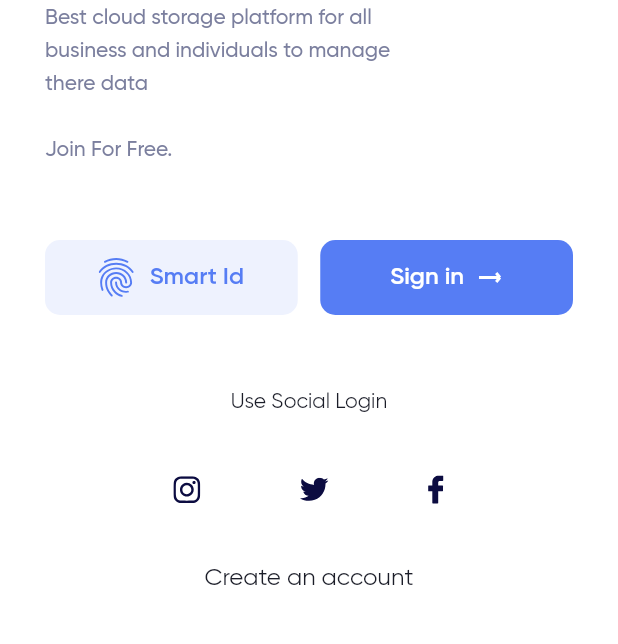
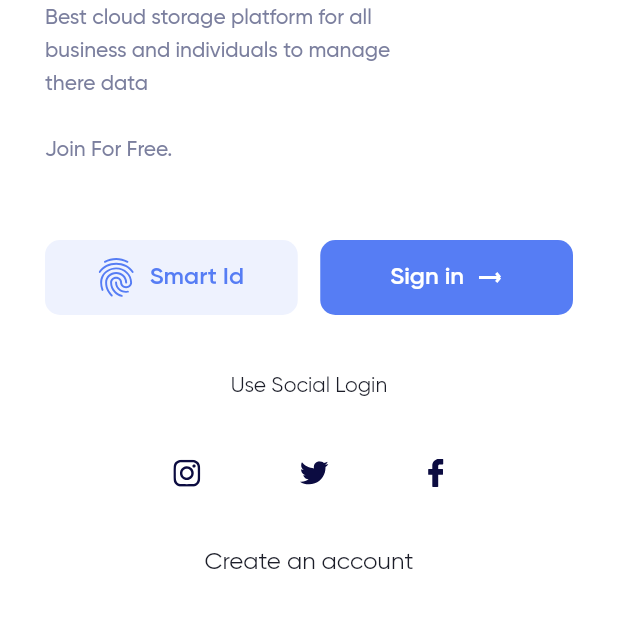
Before and after one commit to cmrnrbs/drive_app, a Flutter app: the screen it shows after launch, on a phone screen of 412 x 824 dp, the part 570-1214 px from its top. Run offline on Flutter 3.47's test engine with Material 2 defaults, Android fonts, the phone set to English and light mode, and no system bars; our stand-ins replace fl_chart, flutter_svg.

Commit message:
fixing for ios devices

```diff
--- a/lib/pages/home.dart
+++ b/lib/pages/home.dart
@@ -82,8 +82,8 @@ class _HomeScreenState extends State<HomeScreen> with TickerProviderStateMixin {
     // TODO: implement initState
     super.initState();
 
-    animationController = AnimationController(
-        vsync: this, duration: const Duration(milliseconds: 300));
+    animationController =
+        AnimationController(vsync:this,duration: const Duration(milliseconds: 300));
     animation = Tween<double>(
             begin: -1 * MediaQuery.of(widget.mycontext).size.width, end: 0)
         .animate(animationController)
--- a/lib/pages/login.dart
+++ b/lib/pages/login.dart
@@ -154,9 +154,16 @@ class _LoginScreenState extends State<LoginScreen> {
                     )
                   ],
                 ),
-                SizedBox(
-                  height: 50,
+              ],
             ),
+          ),
+          Align(
+            alignment: Alignment.bottomCenter,
+            child: Padding(
+              padding: const EdgeInsets.only(bottom: 60.0),
+              child: Column(
+                mainAxisSize: MainAxisSize.min,
+                children: [
                   Center(
                       child: Text('Use Social Login',
                           style: TextStyle(
@@ -191,6 +198,7 @@ class _LoginScreenState extends State<LoginScreen> {
                 ],
               ),
             ),
+          )
         ],
       ),
     );
--- a/pubspec.yaml
+++ b/pubspec.yaml
@@ -18,7 +18,7 @@ publish_to: 'none' # Remove this line if you wish to publish to pub.dev
 version: 1.0.0+1
 
 environment:
-  sdk: ">=2.7.0 <3.0.0"
+  sdk: ">=2.8.0 <3.0.0"
 
 dependencies:
   flutter:
```
Lines whose indentation alone changed are shown as unchanged.
